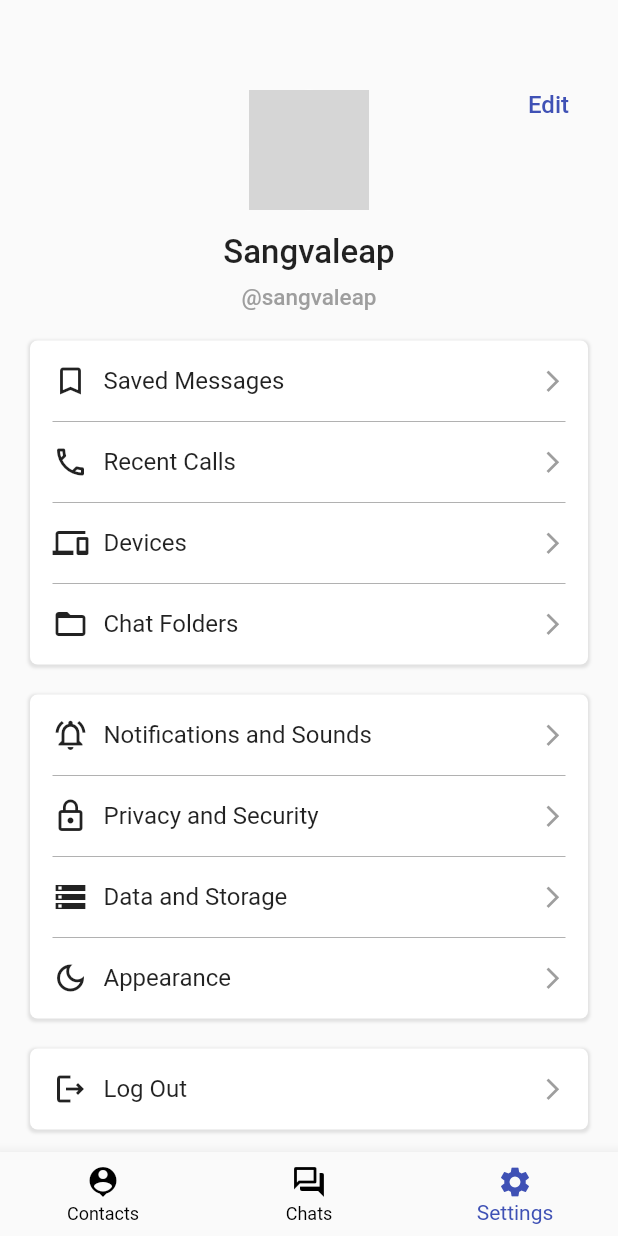
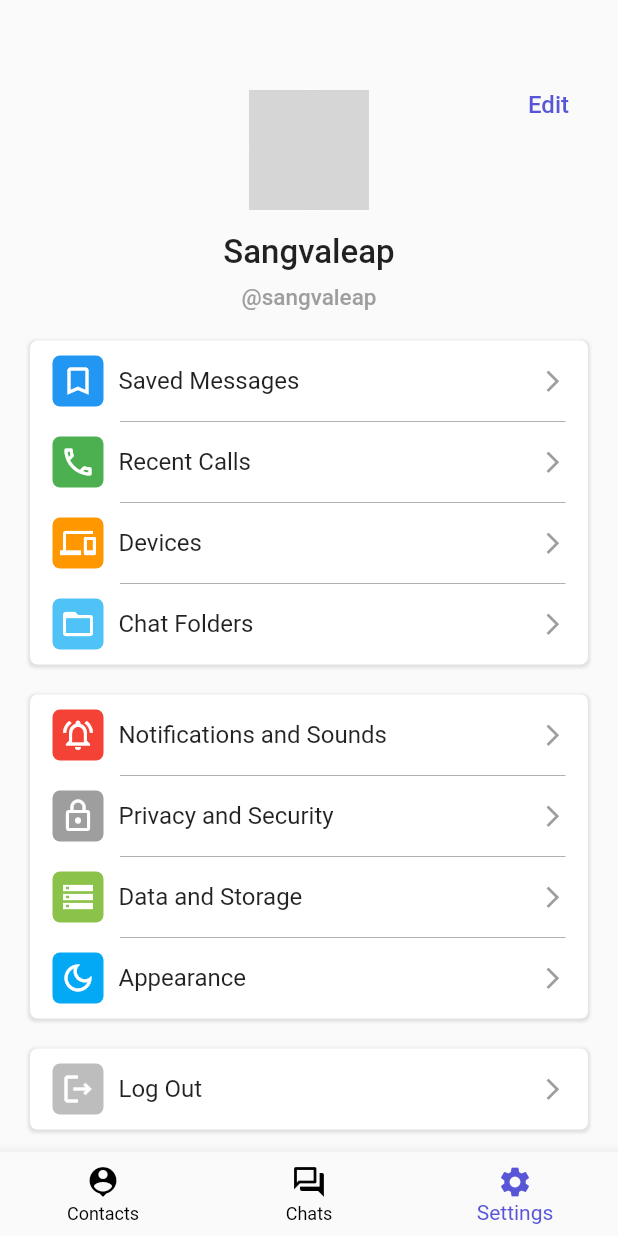
Before and after one commit to SnowStar0423/Flutter-Telegram-UI, a Flutter app: the screen it shows after launch, item 3 of the bottom bar chosen, after a tap on "Saved Messages", on a phone screen of 412 x 824 dp. Run offline on Flutter 3.47's test engine with Material 2 defaults, Android fonts, the phone set to English and light mode, and no system bars; our stand-ins replace flutter_svg; missing offline and left inert: multiavatar; grey boxes are pictures that could not be loaded.

Commit message:
updated ui

```diff
--- a/lib/main.dart
+++ b/lib/main.dart
@@ -1,5 +1,7 @@
 import 'package:flutter/material.dart';
 import 'package:telegram/pages/home_page.dart';
+
+import 'theme/colors.dart';
 
 void main() {
   runApp(MyApp());
@@ -13,7 +15,7 @@ class MyApp extends StatelessWidget {
       debugShowCheckedModeBanner: false,
       title: 'Flutter Demo',
       theme: ThemeData(
-        primarySwatch: Colors.indigo,
+        primaryColor: primary,
       ),
       home: HomePage(),
     );
--- a/lib/pages/chat_page.dart
+++ b/lib/pages/chat_page.dart
@@ -34,7 +34,8 @@ class _ChatPageState extends State<ChatPage> {
 
   getBody(){
     return
-      Padding(
+      SingleChildScrollView(
+        child: Padding(
           padding: const EdgeInsets.only(top: 15),
           child: Column(
               children: List.generate(chatsData.length, (index) {
@@ -46,8 +47,7 @@ class _ChatPageState extends State<ChatPage> {
               );
             })
           ),
+        ),
       );
-
   }
-
 }
--- a/lib/pages/setting_page.dart
+++ b/lib/pages/setting_page.dart
@@ -2,6 +2,7 @@
 import 'package:flutter/material.dart';
 import 'package:telegram/theme/colors.dart';
 import 'package:telegram/widgets/avatar_image.dart';
+import 'package:telegram/widgets/setting_item.dart';
 
 class SettingPage extends StatefulWidget {
   const SettingPage({ Key? key }) : super(key: key);
@@ -17,7 +18,6 @@ class _SettingPageState extends State<SettingPage> {
       body: getBody()
     );
   }
-
 
   Widget getBody() {
     return ListView(
@@ -35,11 +35,9 @@ class _SettingPageState extends State<SettingPage> {
                 children: [
                   Container(width: 40,),
                   AvatarImage(
-                    "profile2",
+                    "profile3",
                     width: 80,
                     height: 80,
-                    trBackground: true,
-                    bgColor: Theme.of(context).cardColor,
                   ),
                   Container(
                     width: 40,
@@ -91,23 +89,32 @@ class _SettingPageState extends State<SettingPage> {
           ),
           child: Column(
             children: [
-              SettingItem(title: "Saved Messages", leadingIcon: Icons.bookmark_outline,
+              SettingItem(title: "Saved Messages", leadingIcon: Icons.bookmark_outline, bgIconColor: Colors.blue,
                 onTap: (){
                   // Get.toNamed('/space');
                 },
               ),
-              Divider(height: 0, color: Colors.grey.withOpacity(0.8),),
-              SettingItem(title: "Recent Calls", leadingIcon: Icons.call_outlined,
+              Padding(
+                padding: const EdgeInsets.only(left: 45),
+                child: Divider(height: 0, color: Colors.grey.withOpacity(0.8),),
+              ),
+              SettingItem(title: "Recent Calls", leadingIcon: Icons.call_outlined, bgIconColor: Colors.green,
                 onTap: (){
                 },
               ),
-              Divider(height: 0, color: Colors.grey.withOpacity(0.8),),
-              SettingItem(title: "Devices", leadingIcon: Icons.devices,
+              Padding(
+                padding: const EdgeInsets.only(left: 45),
+                child: Divider(height: 0, color: Colors.grey.withOpacity(0.8),),
+              ),
+              SettingItem(title: "Devices", leadingIcon: Icons.devices, bgIconColor: Colors.orange,
                 onTap: (){
                 },
               ),
-              Divider(height: 0, color: Colors.grey.withOpacity(0.8),),
-              SettingItem(title: "Chat Folders", leadingIcon: Icons.folder_open_outlined,
+              Padding(
+                padding: const EdgeInsets.only(left: 45),
+                child: Divider(height: 0, color: Colors.grey.withOpacity(0.8),),
+              ),
+              SettingItem(title: "Chat Folders", leadingIcon: Icons.folder_open_outlined, bgIconColor: Colors.lightBlue.shade300,
                 onTap: (){
                 },
               ),
@@ -131,23 +138,32 @@ class _SettingPageState extends State<SettingPage> {
           ),
           child: Column(
             children: [
-              SettingItem(title: "Notifications and Sounds", leadingIcon: Icons.notifications_on_outlined,
+              SettingItem(title: "Notifications and Sounds", leadingIcon: Icons.notifications_on_outlined, bgIconColor: Colors.red,
                 onTap: (){
 
                 }
               ),
-              Divider(height: 0, color: Colors.grey.withOpacity(0.8),),
-              SettingItem(title: "Privacy and Security", leadingIcon: Icons.lock_outline,
+              Padding(
+                padding: const EdgeInsets.only(left: 45),
+                child: Divider(height: 0, color: Colors.grey.withOpacity(0.8),),
+              ),
+              SettingItem(title: "Privacy and Security", leadingIcon: Icons.lock_outline, bgIconColor: Colors.grey,
                 onTap: (){
                 }
               ),
-              Divider(height: 0, color: Colors.grey.withOpacity(0.8),),
-              SettingItem(title: "Data and Storage", leadingIcon: Icons.storage_outlined,
+              Padding(
+                padding: const EdgeInsets.only(left: 45),
+                child: Divider(height: 0, color: Colors.grey.withOpacity(0.8),),
+              ),
+              SettingItem(title: "Data and Storage", leadingIcon: Icons.storage_outlined, bgIconColor: Colors.lightGreen,
                 onTap: (){
                 }
               ),
-              Divider(height: 0, color: Colors.grey.withOpacity(0.8),),
-              SettingItem(title: "Appearance", leadingIcon: Icons.dark_mode_outlined,
+              Padding(
+                padding: const EdgeInsets.only(left: 45),
+                child: Divider(height: 0, color: Colors.grey.withOpacity(0.8),),
+              ),
+              SettingItem(title: "Appearance", leadingIcon: Icons.dark_mode_outlined, bgIconColor: Colors.lightBlue,
                 onTap: (){
                 }
               ),
@@ -171,7 +187,7 @@ class _SettingPageState extends State<SettingPage> {
           ),
           child: Column(
             children: [
-              SettingItem(title: "Log Out", leadingIcon: Icons.logout_outlined,
+              SettingItem(title: "Log Out", leadingIcon: Icons.logout_outlined, bgIconColor: Colors.grey.shade400,
                 onTap: (){
                 },
               ),
@@ -183,59 +199,3 @@ class _SettingPageState extends State<SettingPage> {
     );
   }
 }
-
-
-class SettingItem extends StatelessWidget {
-  final IconData? leadingIcon;
-  final Color? leadingIconColor;
-  final String title;
-  final GestureTapCallback? onTap;
-  const SettingItem({ Key? key, required this.title, this.onTap, this.leadingIcon, this.leadingIconColor}) : super(key: key);
-
-  @override
-  Widget build(BuildContext context) {
-    return GestureDetector(
-      onTap: onTap,
-      child: Container(
-        padding: const EdgeInsets.only(top: 15, bottom: 15),
-        child: Row(
-          mainAxisAlignment: MainAxisAlignment.spaceBetween,
-          children: leadingIcon != null ?
-          [
-            Icon(
-              leadingIcon,
-              size: 24,
-              color: leadingIconColor,
-            ),
-            SizedBox(width: 10,),
-            Expanded(
-              child: Text(
-                title,
-                style: TextStyle(fontSize: 16),
-              ),
-            ),
-            Icon(
-              Icons.arrow_forward_ios,
-              color: Colors.grey,
-              size: 17,
-            )
-          ]
-          :
-          [
-            Expanded(
-              child: Text(
-                title,
-                style: TextStyle(fontSize: 16),
-              ),
-            ),
-            Icon(
-              Icons.arrow_forward_ios,
-              color: Colors.grey,
-              size: 17,
-            )
-          ],
-        ),
-      ),
-    );
-  }
-}
--- a/lib/theme/colors.dart
+++ b/lib/theme/colors.dart
@@ -1,5 +1,6 @@
 import 'package:flutter/material.dart';
 
-const primary = Colors.indigo;
+// const primary = Color(0xFF007dff);
+const primary = Color(0xFF5856d6);
 const mainColor = Color(0xFF000000);
 const secondary = Color(0xFFe54140);
--- a/lib/widgets/chat_item.dart
+++ b/lib/widgets/chat_item.dart
@@ -1,5 +1,4 @@
 import 'package:flutter/material.dart';
-
 import 'avatar_image.dart';
 
 class ChatItem extends StatelessWidget {
@@ -11,21 +10,23 @@ class ChatItem extends StatelessWidget {
     return GestureDetector(
       onTap: onTap,
       child: Container(
-        padding: const EdgeInsets.only(left: 10, right: 10, bottom: 5),
-        child: Row(
+        padding: const EdgeInsets.only(left: 10, right: 10),
+        child: Column(
+          children: [
+            SizedBox(height: 2),
+            Row(
               crossAxisAlignment: CrossAxisAlignment.start,
               children: [
                 AvatarImage(
                   chatData['name'],
                   width: 50,
                   height: 50,
-              trBackground: true,
-              bgColor: Theme.of(context).cardColor,
                 ),
                 SizedBox(width: 10),
                 Expanded(
                   child:
                   Container(
+                    height: 60,
                     child:
                       Column(
                         mainAxisSize: MainAxisSize.max,
@@ -34,7 +35,7 @@ class ChatItem extends StatelessWidget {
                             children: <Widget>[
                               Expanded(
                                 child: Container(
-                              child: Text(chatData['name'], maxLines: 1, overflow: TextOverflow.ellipsis, style: TextStyle(fontSize: 15, fontWeight: FontWeight.w700))
+                                  child: Text(chatData['name'], maxLines: 1, overflow: TextOverflow.ellipsis, style: TextStyle(fontSize: 16, fontWeight: FontWeight.w700))
                                 )
                               ),
                               SizedBox(width: 5),
@@ -43,33 +44,40 @@ class ChatItem extends StatelessWidget {
                               )
                             ],
                           ),
-                      SizedBox(height: 3,),
-                      Row(
+                          Visibility(
+                            visible: chatData['chatType'] == 1 ? true : false,
+                            child: SizedBox(height:  3,)
+                          ),
+                          Visibility(
+                            visible: chatData['chatType'] == 1 ? true : false,
+                            child: Row(
                               children: <Widget>[
-                          Expanded(
-                            child: Container(
-                              child: Text(chatData['last_user'], maxLines: 1, overflow: TextOverflow.ellipsis, style: TextStyle(fontSize: 14, fontWeight: FontWeight.w600))
-                            )
+                                Container(
+                                  child: Text(chatData['last_user'], maxLines: 1, overflow: TextOverflow.ellipsis, style: TextStyle(fontSize: 15, fontWeight: FontWeight.w600))
                                 ),
                               ],
+                            ),
                           ),
                           SizedBox(height: 3,),
                           Row(
                             children: <Widget>[
-                          Expanded(
-                            child: Container(
-                              child: Text(chatData['last_text'], maxLines: 1, overflow: TextOverflow.ellipsis, style: TextStyle(fontSize: 14))
-                            )
+                              Container(
+                                child: Text(chatData['last_text'], maxLines: 1, overflow: TextOverflow.ellipsis, style: TextStyle(fontSize: 13))
                               ),
                             ],
                           ),
-                      Divider(color: Colors.grey,)
                         ],
                       )
                   )
                 ),
               ],
             ),
+            Padding(
+              padding: const EdgeInsets.only(left: 60),
+              child: Divider(color: Colors.grey,),
+            )
+          ],
+        ),
       ),
     );
   }
--- /dev/null
+++ b/lib/widgets/setting_item.dart
@@ -0,0 +1,66 @@
+
+
+import 'package:flutter/material.dart';
+
+class SettingItem extends StatelessWidget {
+  final IconData? leadingIcon;
+  final Color? leadingIconColor;
+  final Color? bgIconColor;
+  final String title;
+  final GestureTapCallback? onTap;
+  const SettingItem({ Key? key, required this.title, this.onTap, this.leadingIcon, this.leadingIconColor = Colors.white, this.bgIconColor}) : super(key: key);
+
+  @override
+  Widget build(BuildContext context) {
+    return GestureDetector(
+      onTap: onTap,
+      child: Container(
+        padding: const EdgeInsets.only(top: 10, bottom: 10),
+        child: Row(
+          mainAxisAlignment: MainAxisAlignment.spaceBetween,
+          children: leadingIcon != null ?
+          [
+            Container(
+              padding: EdgeInsets.all(5),
+              decoration: BoxDecoration(
+                color: bgIconColor,
+                borderRadius: BorderRadius.circular(5)
+              ),
+              child: Icon(
+                leadingIcon,
+                size: 24,
+                color: leadingIconColor,
+              ),
+            ),
+            SizedBox(width: 10,),
+            Expanded(
+              child: Text(
+                title,
+                style: TextStyle(fontSize: 16),
+              ),
+            ),
+            Icon(
+              Icons.arrow_forward_ios,
+              color: Colors.grey,
+              size: 17,
+            )
+          ]
+          :
+          [
+            Expanded(
+              child: Text(
+                title,
+                style: TextStyle(fontSize: 16),
+              ),
+            ),
+            Icon(
+              Icons.arrow_forward_ios,
+              color: Colors.grey,
+              size: 17,
+            )
+          ],
+        ),
+      ),
+    );
+  }
+}
```
Also changed, not shown: lib/data/json.dart (+49 -7 lines), lib/pages/contact_page.dart (+1 -37 lines), lib/widgets/contact_item.dart (added, +40 -0 lines). Lines whose indentation alone changed are shown as unchanged.
